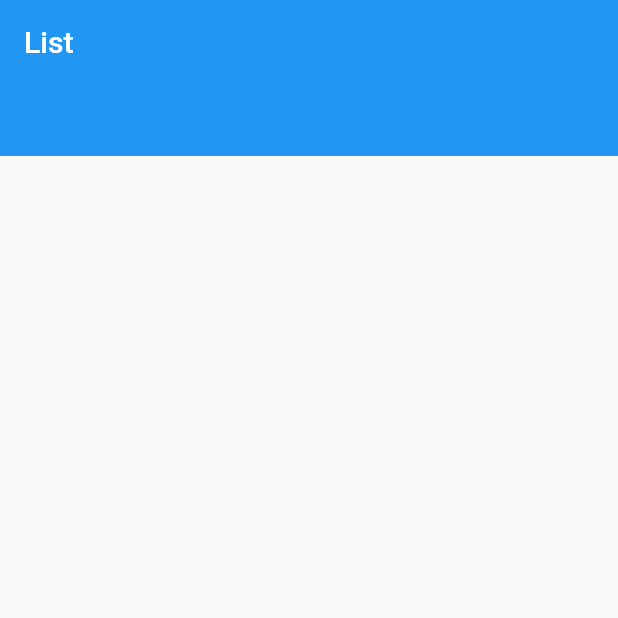
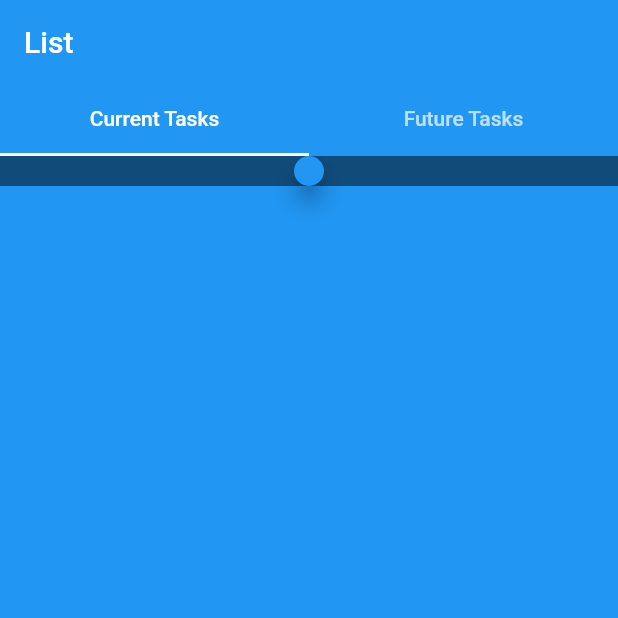
Before and after one commit to eacrawford02/list-app, a Flutter app: the screen it shows after launch, on a phone screen of 412 x 824 dp, the top half of it. Run offline on Flutter 3.47's test engine with Material 2 defaults, Android fonts, the phone set to English and light mode, and no system bars.

Commit message:
Home page work

```diff
--- /dev/null
+++ b/lib/models/tab_collection.dart
@@ -0,0 +1,63 @@
+import 'package:flutter/material.dart';
+import 'package:meta/meta.dart';
+
+class TabCollection {
+
+  final TickerProvider _vsync;
+  List<Tab> _tabs;
+  List<Widget> _tabViews;
+  Widget _floatingWidget; // TODO: remove
+  Map<Widget, Function> _callbacks;
+  TabController _tabController;
+
+  TabCollection(this._vsync) {
+    _tabs = List();
+    _tabViews = List();
+    _callbacks = Map();
+  }
+
+  void addTab({String title, Icon icon, @required Widget view}) {
+    if (title == null && icon == null)
+      return;
+    _tabs.add(Tab(text: title, icon: icon));
+    _tabViews.add(view);
+  }
+
+  void addTabChangeCallback(Widget targetView, Function callback) {
+    _callbacks[targetView] = callback;
+  }
+
+  void setFloatingWidget(Widget floatingWidget) {
+    _floatingWidget = floatingWidget;
+  }
+
+  void setController() {
+    _tabController = TabController(length: _tabs.length, vsync: _vsync);
+    _tabController.addListener(() {
+      Widget targetView = _tabViews[_tabController.index];
+      Function callback = _callbacks[targetView];
+      callback?.call();
+    });
+  }
+
+  TabController getController() {
+    return _tabController;
+  }
+
+  List<Tab> getTabs() {
+    return _tabs;
+  }
+
+  Widget getTabLayout() {
+    return Stack(
+      children: <Widget>[
+        TabBarView(
+          controller: _tabController,
+          children: _tabViews,
+        ),
+        _floatingWidget
+      ],
+    );
+  }
+
+}
--- a/lib/pages/home_page.dart
+++ b/lib/pages/home_page.dart
@@ -1,4 +1,5 @@
 import 'package:flutter/material.dart';
+import 'package:listapp/models/tab_collection.dart';
 
 class HomePage extends StatefulWidget {
   @override
@@ -10,9 +11,7 @@ class _HomePageState extends State<HomePage>
 
   final String title = "List";
   List<IconButton> _buttons;
-  List<Tab> _tabs;
-  List<Widget> _tabViews;
-  TabController _tabController;
+  TabCollection _tabCollection;
 
   @override
   void initState() {
@@ -22,20 +21,35 @@ class _HomePageState extends State<HomePage>
       // TODO: add icon buttons
     ];
 
-    _tabs = [
-      // TODO: add tabs
-    ];
+    Container floatingWidget = Container(
+      color: Color.fromRGBO(1, 0, 0, 0.5),
+      alignment: Alignment.bottomCenter,
+      height: 20,
+      child: FloatingActionButton(onPressed: null),
+    );
+    Container view1 = Container(color: Colors.blue);
+    Container view2 = Container(color: Colors.green);
 
-    _tabViews = [
-      // TODO: add tab views
-    ];
+    _tabCollection = TabCollection(this);
+    _tabCollection.setFloatingWidget(floatingWidget);
+    _tabCollection.addTab(title: "Current Tasks", view: view1);
+    _tabCollection.addTab(title: "Future Tasks", view: view2);
+    _tabCollection.addTabChangeCallback(view2, () {
+      floatingWidget = Container(
+        color: Color.fromRGBO(1, 0, 0, 0.5),
+        alignment: Alignment.bottomCenter,
+        height: 40,
+      );
+    });
+    _tabCollection.setController();
 
-    _tabController = TabController(length: _tabs.length, vsync: this);
+    // TODO: set controller
   }
 
   @override
   Widget build(BuildContext context) {
     return Scaffold (
+      // TODO: wrap in stack
       body: NestedScrollView(
         headerSliverBuilder: (BuildContext context, bool innerBoxIsScrolled) {
           return <Widget>[
@@ -47,17 +61,20 @@ class _HomePageState extends State<HomePage>
               snap: false,
               forceElevated: innerBoxIsScrolled,
               bottom: TabBar(
-                tabs: _tabs,
-                controller: _tabController,
+                tabs: _tabCollection.getTabs(),
+                controller: _tabCollection.getController(),
               ),
             )
           ];
         },
-        body: TabBarView(
-          controller: _tabController,
-          children: _tabViews,
-        ),
+        body: _tabCollection.getTabLayout()
       ),
     );
   }
+
+  @override
+  void dispose() {
+    // TODO: dispose controller
+    super.dispose();
+  }
 }
```
